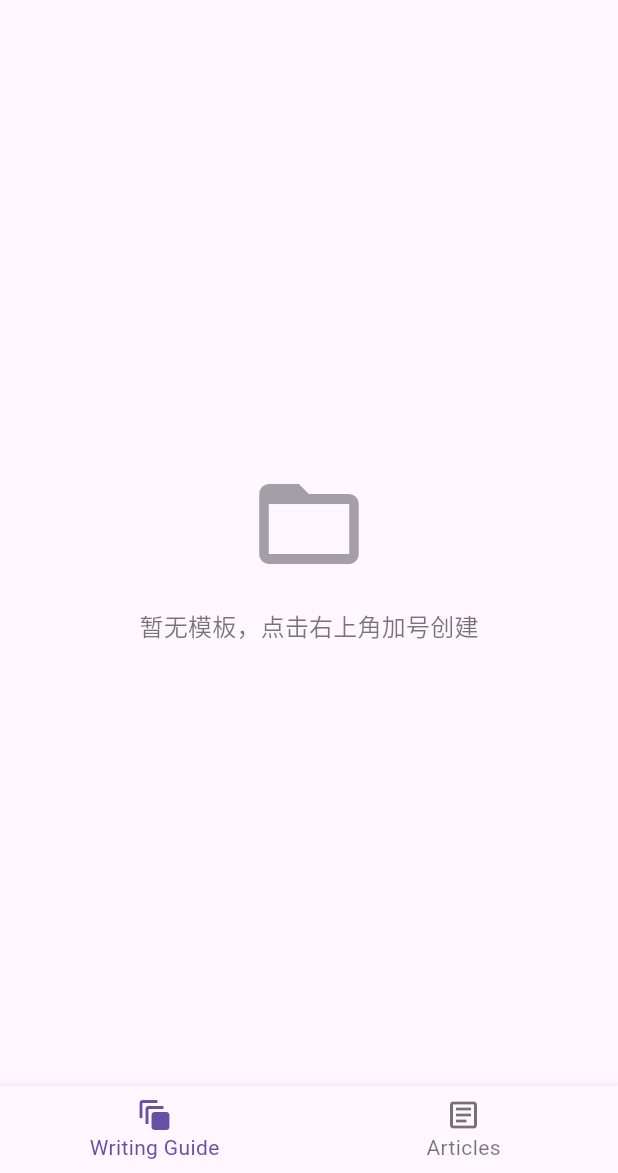
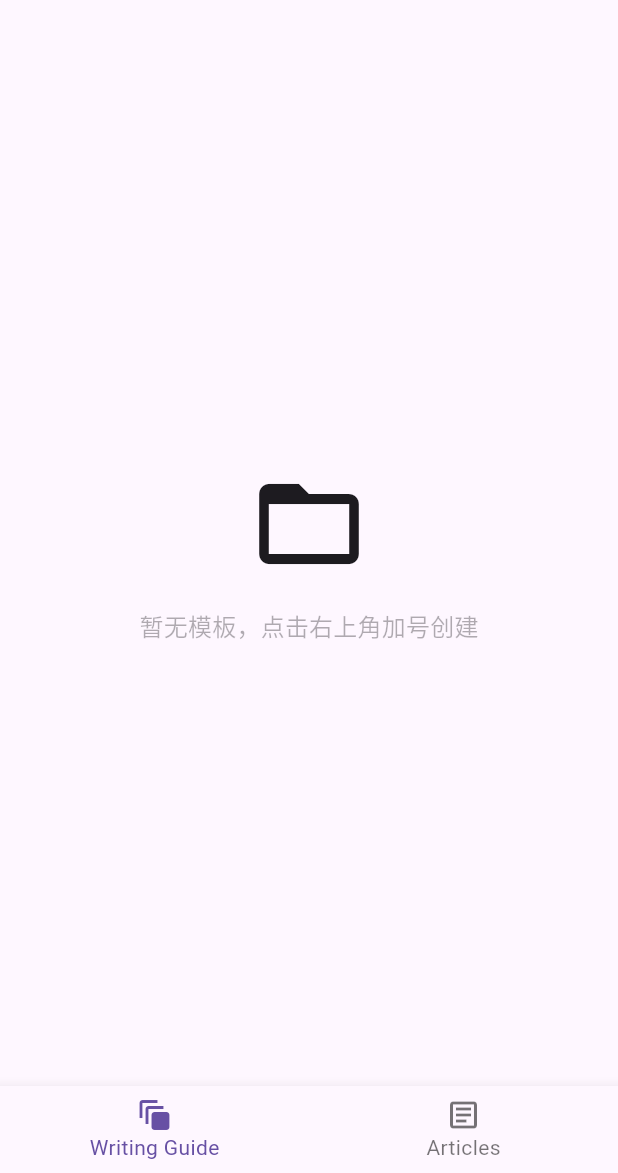
Before and after one commit to moze-max/flomosupport, a Flutter app: the screen it shows after launch, after a tap on the "menu" icon, after a tap on the "add" icon, on a phone screen of 412 x 824 dp, the part 63-1236 px from its top. Run offline on Flutter 3.47's test engine with Material 3 defaults, Android fonts, the phone set to English and light mode, and no system bars; our stand-ins replace flutter_local_notifications, flutter_secure_storage, flutter_timezone, image_cropper, image_picker, share_plus and 1 more; network calls fail.

```diff
--- a/lib/main.dart
+++ b/lib/main.dart
@@ -1,4 +1,3 @@
-import 'package:flomosupport/components/getAvataImage.dart';
 import 'package:flomosupport/components/newguide.dart';
 import 'package:flomosupport/pages/article/about.dart';
 import 'package:flomosupport/pages/article/notificationsetting.dart';
--- a/lib/pages/article.dart
+++ b/lib/pages/article.dart
@@ -33,7 +33,7 @@ class _ArticleState extends State<Article> {
   void initState() {
     super.initState();
     _loadKey();
-    _loadLocalAvatar(); // 新增：加载本地头像
+    _loadLocalAvatar();
     textController.addListener(() {
       if (showSuccessMessage) {
         setState(() {
@@ -56,16 +56,61 @@ class _ArticleState extends State<Article> {
       final appDir = await getApplicationDocumentsDirectory();
       final avatarsDir =
           Directory(path.join(appDir.path, 'flomosupport', 'avatars'));
-      final String fileName = 'user_avatar.png';
-      final String filePath = path.join(avatarsDir.path, fileName);
-      final File savedFile = File(filePath);
 
-      if (await savedFile.exists()) {
-        setState(() {
-          _localAvatarFile = savedFile; // 设置本地头像文件
-        });
+      // Check if the directory exists
+      if (!await avatarsDir.exists()) {
+        // developer.log('Avatar directory does not exist: ${avatarsDir.path}');
+        if (mounted) {
+          setState(() {
+            _localAvatarFile = null; // No directory, so no avatar
+          });
+        }
+        return;
+      }
+
+      // List all files in the directory
+      final files = avatarsDir.listSync().whereType<File>().toList();
+
+      File? latestAvatarFile;
+
+      // Filter for avatar files (based on your new naming convention)
+      // and find the most recent one
+      if (files.isNotEmpty) {
+        final avatarFiles = files.where((file) {
+          final fileName = path.basename(file.path);
+          // Assuming your new files are like 'user_avatar_TIMESTAMP.png'
+          return fileName.startsWith('user_avatar_') &&
+              path.extension(fileName) == '.png';
+        }).toList();
+
+        if (avatarFiles.isNotEmpty) {
+          // Sort by last modified date to find the latest
+          avatarFiles.sort(
+              (a, b) => b.lastModifiedSync().compareTo(a.lastModifiedSync()));
+          latestAvatarFile = avatarFiles.first;
+        }
+      }
+
+      if (latestAvatarFile != null && await latestAvatarFile.exists()) {
+        if (mounted) {
+          setState(() {
+            _localAvatarFile =
+                latestAvatarFile; // Set the local avatar file to the latest one found
+          });
+        }
+        // developer
+        //     .log('Successfully loaded local avatar: ${latestAvatarFile.path}');
+      } else {
+        if (mounted) {
+          setState(() {
+            _localAvatarFile = null; // No avatar found or file doesn't exist
+          });
+        }
+        // developer.log('No local avatar file found or it does not exist.');
       }
     } catch (e) {
+      // developer.log(
+      //     'Failed to load local avatar: $e'); // Use developer.log for debugging
       if (mounted) {
         ScaffoldMessenger.of(context).showSnackBar(
           SnackBar(
--- a/lib/pages/guide.dart
+++ b/lib/pages/guide.dart
@@ -165,7 +165,7 @@ import 'package:flomosupport/models/guidemodel.dart';
 import 'package:path/path.dart' as path;
 import 'dart:developer' as developer;
 import 'package:flomosupport/l10n/app_localizations.dart';
-// import 'package:flomosupport/themes.dart'; // 导入你的主题文件，用于获取颜色和文本样式
+// import 'package:share_plus/share_plus.dart';
 
 class Guide extends StatefulWidget {
   const Guide({super.key, required this.scaffoldKey});
@@ -177,7 +177,7 @@ class Guide extends StatefulWidget {
 class _GuideState extends State<Guide> {
   List<Template> templatesdata = [];
   final _fileName = 'templates.json';
-  final _imageDirName = 'guideimages'; // 图片文件夹名称，与 Newguide 保持一致
+  // final _imageDirName = 'guideimages'; // 图片文件夹名称，与 Newguide 保持一致
 
   @override
   void initState() {
@@ -228,6 +228,50 @@ class _GuideState extends State<Guide> {
       }
     }
   }
+
+  // Future<void> _shareTemplateContent(Template template) async {
+  //   // Construct the text content from the template
+  //   final StringBuffer shareTextBuffer = StringBuffer();
+  //   shareTextBuffer.writeln('Template Name: ${template.name}\n');
+  //   shareTextBuffer.writeln('Items:');
+  //   for (String item in template.items) {
+  //     shareTextBuffer.writeln('- $item');
+  //   }
+
+  //   final String shareText = shareTextBuffer.toString();
+  //   List<XFile> filesToShare = [];
+
+  //   // Check if an image path exists and the file is present
+  //   if (template.imagePath != null && template.imagePath!.isNotEmpty) {
+  //     final File imageFile = File(template.imagePath!);
+  //     if (await imageFile.exists()) {
+  //       filesToShare.add(XFile(imageFile.path));
+  //       developer.log('Sharing template image: ${imageFile.path}');
+  //     } else {
+  //       developer.log('Template image file not found: ${imageFile.path}');
+  //     }
+  //   } else {
+  //     developer.log('No image path for template: ${template.name}');
+  //   }
+
+  //   try {
+  //     if (filesToShare.isNotEmpty) {
+  //       await Share.shareXFiles(filesToShare,
+  //           text: shareText, subject: 'Template: ${template.name}');
+  //     } else {
+  //       // If no image, just share the text
+  //       await Share.share(shareText, subject: 'Template: ${template.name}');
+  //     }
+  //     developer.log('Template content shared successfully.');
+  //   } catch (e) {
+  //     developer.log('Error sharing template content: $e');
+  //     if (mounted) {
+  //       ScaffoldMessenger.of(context).showSnackBar(
+  //         SnackBar(content: Text('分享模板失败: $e')),
+  //       );
+  //     }
+  //   }
+  // }
 
   @override
   Widget build(BuildContext context) {
@@ -288,15 +332,14 @@ class _GuideState extends State<Guide> {
                   Icon(
                     Icons.folder_open,
                     size: 80,
-                    color:
-                        currentTheme.colorScheme.onBackground.withOpacity(0.4),
+                    color: currentTheme.colorScheme.onSurface
+                        .withValues(alpha: 90),
                   ),
                   const SizedBox(height: 16),
                   Text(
                     '暂无模板，点击右上角加号创建',
                     style: currentTheme.textTheme.titleMedium?.copyWith(
-                      color: currentTheme.colorScheme.onBackground
-                          .withOpacity(0.6),
+                      color: currentTheme.colorScheme.onSurface.withAlpha(90),
                     ),
                   ),
                 ],
@@ -371,8 +414,8 @@ class _GuideState extends State<Guide> {
                               developer.log(
                                   '图片加载失败: ${template.imagePath}, 错误: $error');
                               return Container(
-                                color: theme
-                                    .colorScheme.surfaceVariant, // 错误时显示一个背景色
+                                color: theme.colorScheme
+                                    .surfaceContainerHighest, // 错误时显示一个背景色
                                 child: Center(
                                   child: Icon(
                                     Icons.broken_image,
--- a/pubspec.yaml
+++ b/pubspec.yaml
@@ -55,6 +55,7 @@ dependencies:
   intl: any
   image_cropper: ^9.1.0
   provider: ^6.1.5
+  share_plus: ^11.0.0
 dev_dependencies:
   flutter_test:
     sdk: flutter
```
Also changed, not shown: lib/components/currentguide.dart (+50 -2 lines), pubspec.lock, 5 other files.
